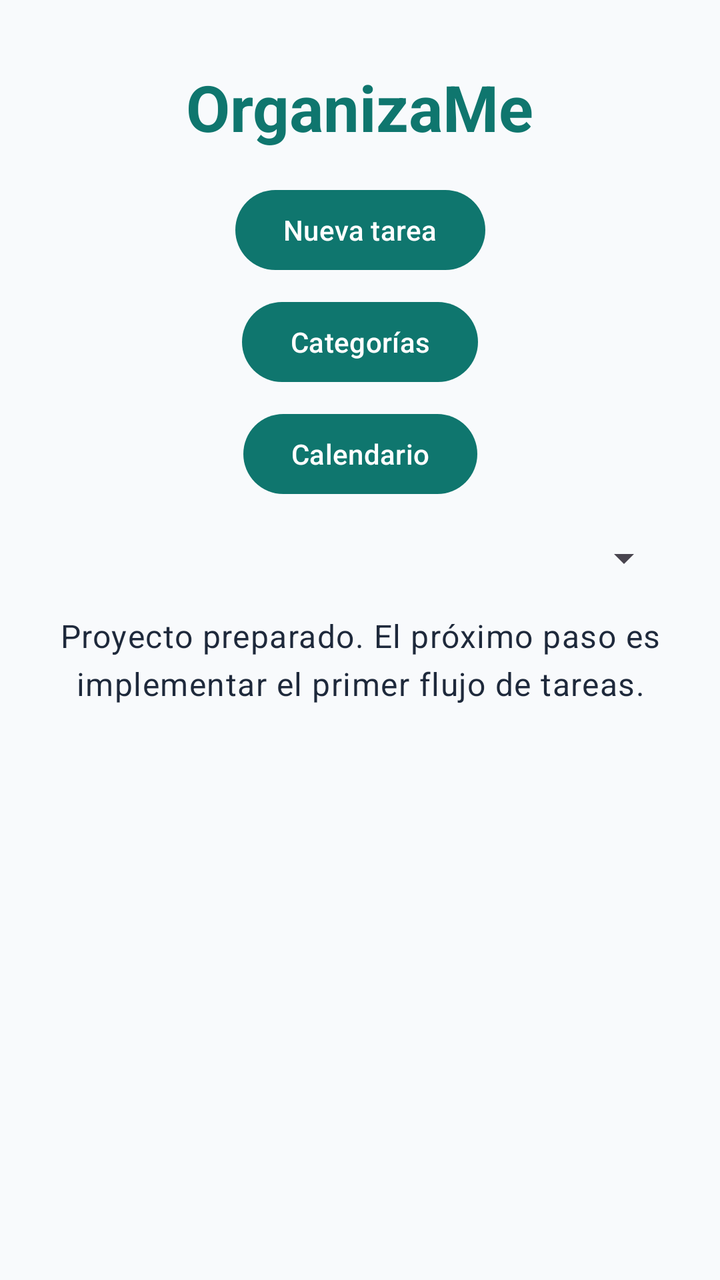
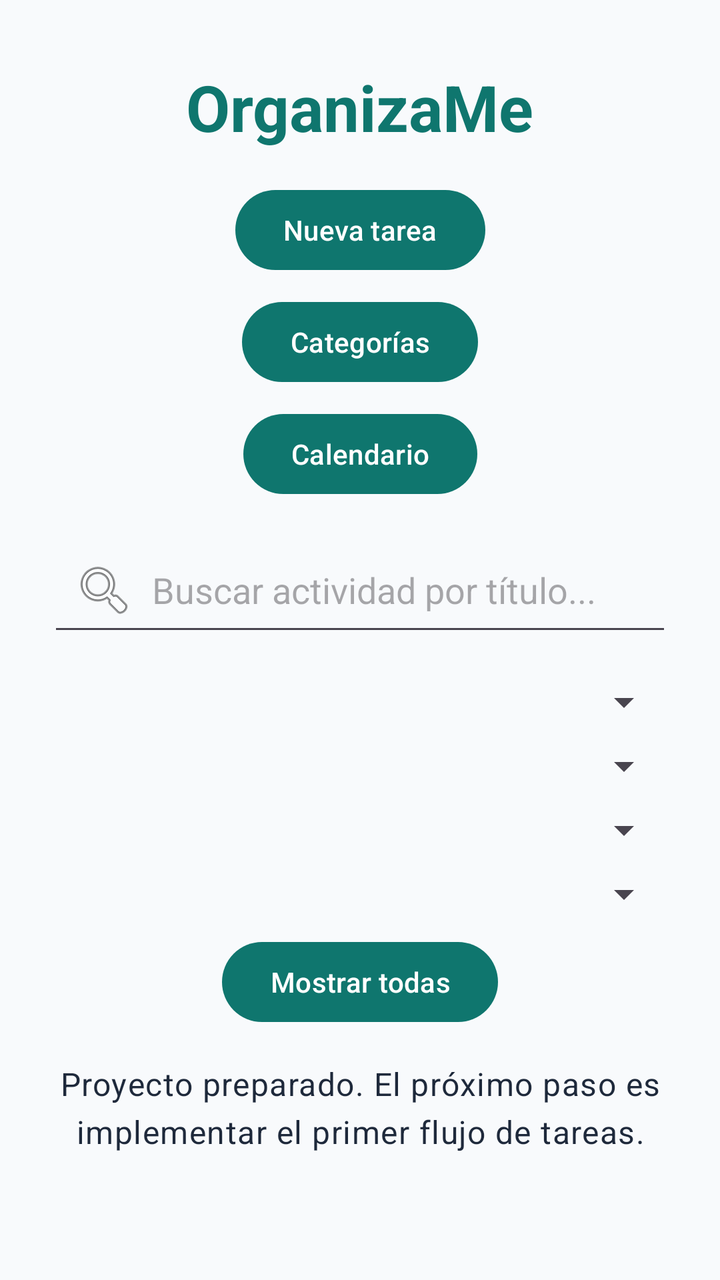

The first picture is an Android layout as it rendered before a commit; the second is the same layout after the commit. The layout source and the unified diff follow.
<!-- AndroidManifest.xml: application theme Theme.OrganizaMe -->
<!-- res/layout/activity_main.xml -->
<?xml version="1.0" encoding="utf-8"?>
<androidx.constraintlayout.widget.ConstraintLayout
    xmlns:android="http://schemas.android.com/apk/res/android"
    xmlns:app="http://schemas.android.com/apk/res-auto"
    xmlns:tools="http://schemas.android.com/tools"
    android:layout_width="match_parent"
    android:layout_height="match_parent"
    android:background="@color/background">

    <TextView
        android:id="@+id/titleText"
        android:layout_width="wrap_content"
        android:layout_height="wrap_content"
        android:layout_marginTop="32dp"
        android:text="@string/app_name"
        android:textAppearance="@style/TextAppearance.Material3.HeadlineLarge"
        android:textColor="@color/primary"
        android:textStyle="bold"
        app:layout_constraintEnd_toEndOf="parent"
        app:layout_constraintStart_toStartOf="parent"
        app:layout_constraintTop_toTopOf="parent" />

    <Button
        android:id="@+id/btnNuevaTarea"
        android:layout_width="wrap_content"
        android:layout_height="wrap_content"
        android:layout_marginTop="16dp"
        android:text="Nueva tarea"
        app:layout_constraintEnd_toEndOf="parent"
        app:layout_constraintStart_toStartOf="parent"
        app:layout_constraintTop_toBottomOf="@id/titleText" />


    <Button
        android:id="@+id/btnCategorias"
        android:layout_width="wrap_content"
        android:layout_height="wrap_content"
        android:layout_marginTop="8dp"
        android:text="Categorías"
        app:layout_constraintStart_toStartOf="parent"
        app:layout_constraintEnd_toEndOf="parent"
        app:layout_constraintTop_toBottomOf="@id/btnNuevaTarea" />


    <Button
        android:id="@+id/btnCalendario"
        android:layout_width="wrap_content"
        android:layout_height="wrap_content"
        android:layout_marginTop="8dp"
        android:text="Calendario"
        app:layout_constraintStart_toStartOf="parent"
        app:layout_constraintEnd_toEndOf="parent"
        app:layout_constraintTop_toBottomOf="@id/btnCategorias" />

    <Spinner
        android:id="@+id/filtroCategoria"
        android:layout_width="0dp"
        android:layout_height="wrap_content"
        android:layout_marginTop="16dp"
        android:layout_marginStart="24dp"
        android:layout_marginEnd="24dp"
        android:padding="8dp"
        app:layout_constraintTop_toBottomOf="@id/btnCalendario"
        app:layout_constraintStart_toStartOf="parent"
        app:layout_constraintEnd_toEndOf="parent" />


    <TextView
        android:id="@+id/statusText"
        android:layout_width="0dp"
        android:layout_height="wrap_content"
        android:layout_marginTop="16dp"
        android:gravity="center"
        android:text="@string/initial_status"
        android:textAppearance="@style/TextAppearance.Material3.BodyLarge"
        android:textColor="@color/on_background"
        app:layout_constraintEnd_toEndOf="parent"
        app:layout_constraintStart_toStartOf="parent"
        app:layout_constraintTop_toBottomOf="@id/filtroCategoria" />

    <androidx.recyclerview.widget.RecyclerView
        android:id="@+id/listaActividades"
        android:layout_width="0dp"
        android:layout_height="0dp"
        android:layout_marginTop="16dp"
        android:padding="16dp"
        app:layout_constraintBottom_toBottomOf="parent"
        app:layout_constraintEnd_toEndOf="parent"
        app:layout_constraintStart_toStartOf="parent"
        app:layout_constraintTop_toBottomOf="@id/statusText" />

</androidx.constraintlayout.widget.ConstraintLayout>
<!-- resources referenced by this layout -->
<resources>
  <color name="background">#F8FAFC</color>
  <color name="on_background">#1E293B</color>
  <color name="primary">#0F766E</color>
  <string name="app_name">OrganizaMe</string>
  <string name="initial_status">Proyecto preparado. El próximo paso es implementar el primer flujo de tareas.</string>
  <style name="Theme.OrganizaMe" parent="Theme.Material3.DayNight.NoActionBar">
          <item name="colorPrimary">@color/primary</item>
          <item name="colorPrimaryDark">@color/primary_dark</item>
          <item name="colorSecondary">@color/secondary</item>
          <item name="android:windowLightStatusBar">true</item>
          <item name="android:navigationBarColor">@color/background</item>
          <item name="android:windowBackground">@color/background</item>
      </style>
  <color name="primary_dark">#134E4A</color>
  <color name="secondary">#2563EB</color>
</resources>

<!-- the commit's change to res/layout/activity_main.xml (unified diff, before → after) -->
@@ -52,6 +52,24 @@
         app:layout_constraintEnd_toEndOf="parent"
         app:layout_constraintTop_toBottomOf="@id/btnCategorias" />
 
+    <EditText
+        android:id="@+id/buscarTitulo"
+        android:layout_width="0dp"
+        android:layout_height="wrap_content"
+        android:layout_marginTop="16dp"
+        android:layout_marginStart="24dp"
+        android:layout_marginEnd="24dp"
+        android:padding="12dp"
+        android:hint="Buscar actividad por título..."
+        android:inputType="text"
+        android:singleLine="true"
+        android:drawableStart="@android:drawable/ic_menu_search"
+        android:drawablePadding="8dp"
+        app:layout_constraintTop_toBottomOf="@id/btnCalendario"
+        app:layout_constraintStart_toStartOf="parent"
+        app:layout_constraintEnd_toEndOf="parent" />
+
+
     <Spinner
         android:id="@+id/filtroCategoria"
         android:layout_width="0dp"
@@ -60,9 +78,35 @@
         android:layout_marginStart="24dp"
         android:layout_marginEnd="24dp"
         android:padding="8dp"
-        app:layout_constraintTop_toBottomOf="@id/btnCalendario"
+        app:layout_constraintTop_toBottomOf="@id/buscarTitulo"
         app:layout_constraintStart_toStartOf="parent"
         app:layout_constraintEnd_toEndOf="parent" />
+
+
+    <Spinner
+        android:id="@+id/filtroEstado"
+        android:layout_width="0dp"
+        android:layout_height="wrap_content"
+        android:layout_marginTop="8dp"
+        android:layout_marginStart="24dp"
+        android:layout_marginEnd="24dp"
+        android:padding="8dp"
+        app:layout_constraintTop_toBottomOf="@id/filtroCategoria"
+        app:layout_constraintStart_toStartOf="parent"
+        app:layout_constraintEnd_toEndOf="parent" />
+
+    <Spinner
+        android:id="@+id/filtroPrioridad"
+        android:layout_width="0dp"
+        android:layout_height="wrap_content"
+        android:layout_marginTop="8dp"
+        android:layout_marginStart="24dp"
+        android:layout_marginEnd="24dp"
+        android:padding="8dp"
+        app:layout_constraintTop_toBottomOf="@id/filtroEstado"
+        app:layout_constraintStart_toStartOf="parent"
+        app:layout_constraintEnd_toEndOf="parent" />
+
 
 
     <TextView
@@ -76,7 +120,31 @@
         android:textColor="@color/on_background"
         app:layout_constraintEnd_toEndOf="parent"
         app:layout_constraintStart_toStartOf="parent"
-        app:layout_constraintTop_toBottomOf="@id/filtroCategoria" />
+        app:layout_constraintTop_toBottomOf="@id/btnMostrarTodas" />
+
+    <Spinner
+        android:id="@+id/filtroTipo"
+        android:layout_width="0dp"
+        android:layout_height="wrap_content"
+        android:layout_marginTop="8dp"
+        android:layout_marginStart="24dp"
+        android:layout_marginEnd="24dp"
+        android:padding="8dp"
+        app:layout_constraintTop_toBottomOf="@id/filtroPrioridad"
+        app:layout_constraintStart_toStartOf="parent"
+        app:layout_constraintEnd_toEndOf="parent" />
+
+
+    <Button
+        android:id="@+id/btnMostrarTodas"
+        android:layout_width="wrap_content"
+        android:layout_height="wrap_content"
+        android:layout_marginTop="8dp"
+        android:text="Mostrar todas"
+        app:layout_constraintTop_toBottomOf="@id/filtroTipo"
+        app:layout_constraintStart_toStartOf="parent"
+        app:layout_constraintEnd_toEndOf="parent" />
+
 
     <androidx.recyclerview.widget.RecyclerView
         android:id="@+id/listaActividades"
